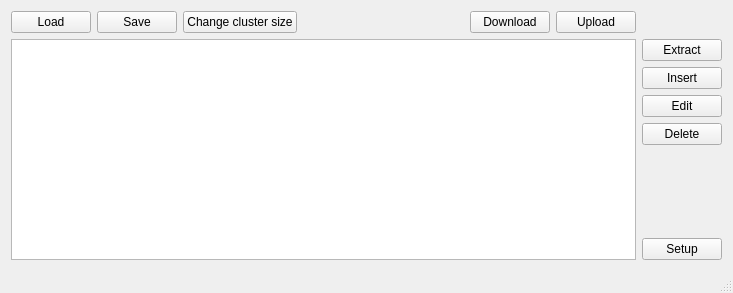
hitomi2500/ss-save-parser, file mainwindow.ui: the form before one commit.
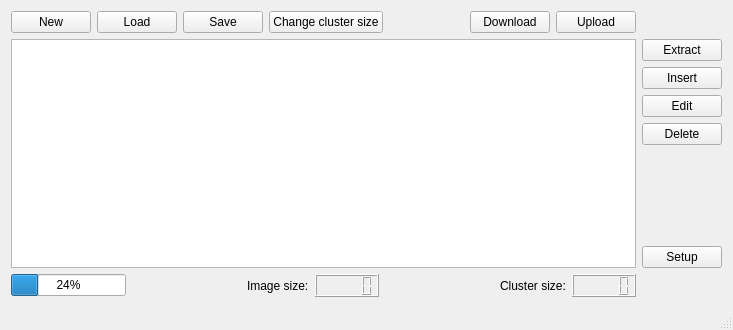
The form after the commit.

Commit message: Setup GUI insert/extract explanation; New button;

Patch:
```diff
--- a/mainwindow.ui
+++ b/mainwindow.ui
@@ -7,7 +7,7 @@
     <x>0</x>
     <y>0</y>
     <width>733</width>
-    <height>293</height>
+    <height>330</height>
    </rect>
   </property>
   <property name="sizePolicy">
@@ -32,9 +32,16 @@
      <height>999999</height>
     </size>
    </property>
-   <layout class="QGridLayout" name="gridLayout_2" rowstretch="0,10000" columnstretch="10000,0">
+   <layout class="QGridLayout" name="gridLayout_2" rowstretch="0,10000,0" columnstretch="10000,0">
     <item row="0" column="0">
      <layout class="QHBoxLayout" name="horizontalLayout">
+      <item>
+       <widget class="QPushButton" name="NewButton">
+        <property name="text">
+         <string>New</string>
+        </property>
+       </widget>
+      </item>
       <item>
        <widget class="QPushButton" name="LoadButton">
         <property name="text">
@@ -140,6 +147,63 @@
     <item row="1" column="0">
      <widget class="QTableWidget" name="tableWidget"/>
     </item>
+    <item row="2" column="0">
+     <layout class="QHBoxLayout" name="horizontalLayout_2">
+      <item>
+       <widget class="QProgressBar" name="ImageFillProgressBar">
+        <property name="value">
+         <number>24</number>
+        </property>
+       </widget>
+      </item>
+      <item>
+       <spacer name="horizontalSpacer_2">
+        <property name="orientation">
+         <enum>Qt::Horizontal</enum>
+        </property>
+        <property name="sizeHint" stdset="0">
+         <size>
+          <width>40</width>
+          <height>20</height>
+         </size>
+        </property>
+       </spacer>
+      </item>
+      <item>
+       <widget class="QLabel" name="label">
+        <property name="text">
+         <string>Image size:</string>
+        </property>
+       </widget>
+      </item>
+      <item>
+       <widget class="QLCDNumber" name="ImageSizeLcdNumber"/>
+      </item>
+      <item>
+       <spacer name="horizontalSpacer_3">
+        <property name="orientation">
+         <enum>Qt::Horizontal</enum>
+        </property>
+        <property name="sizeHint" stdset="0">
+         <size>
+          <width>40</width>
+          <height>20</height>
+         </size>
+        </property>
+       </spacer>
+      </item>
+      <item>
+       <widget class="QLabel" name="label_2">
+        <property name="text">
+         <string>Cluster size:</string>
+        </property>
+       </widget>
+      </item>
+      <item>
+       <widget class="QLCDNumber" name="ClusterSizeLcdNumber"/>
+      </item>
+     </layout>
+    </item>
    </layout>
   </widget>
   <widget class="QStatusBar" name="statusBar"/>
```
The commit also changes 16 other files.
